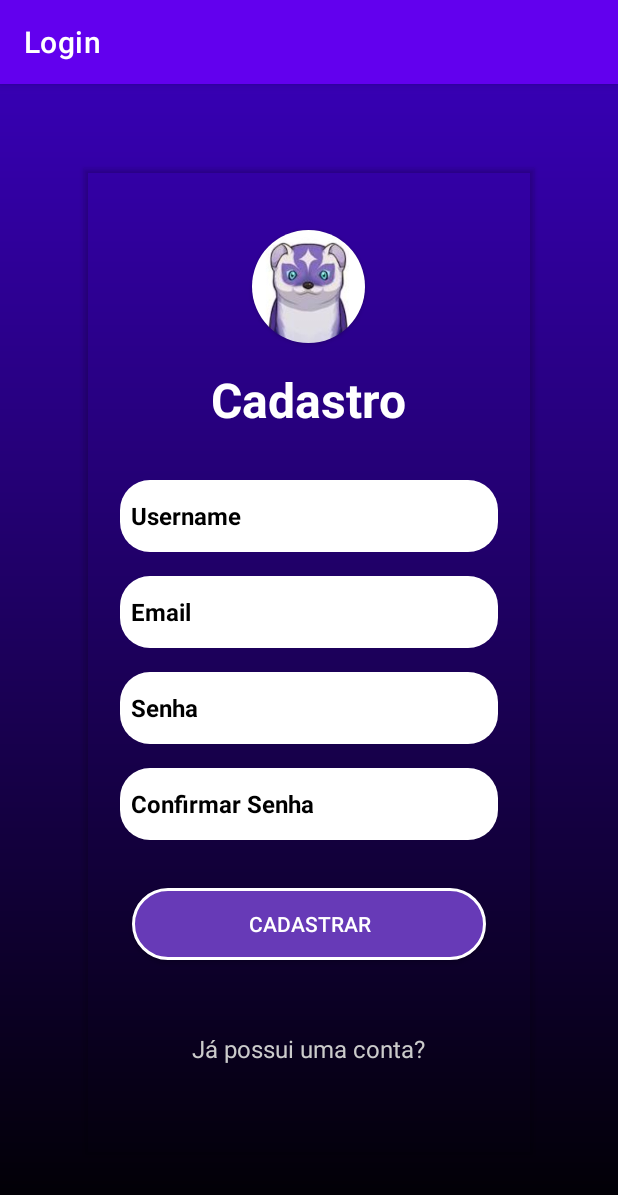
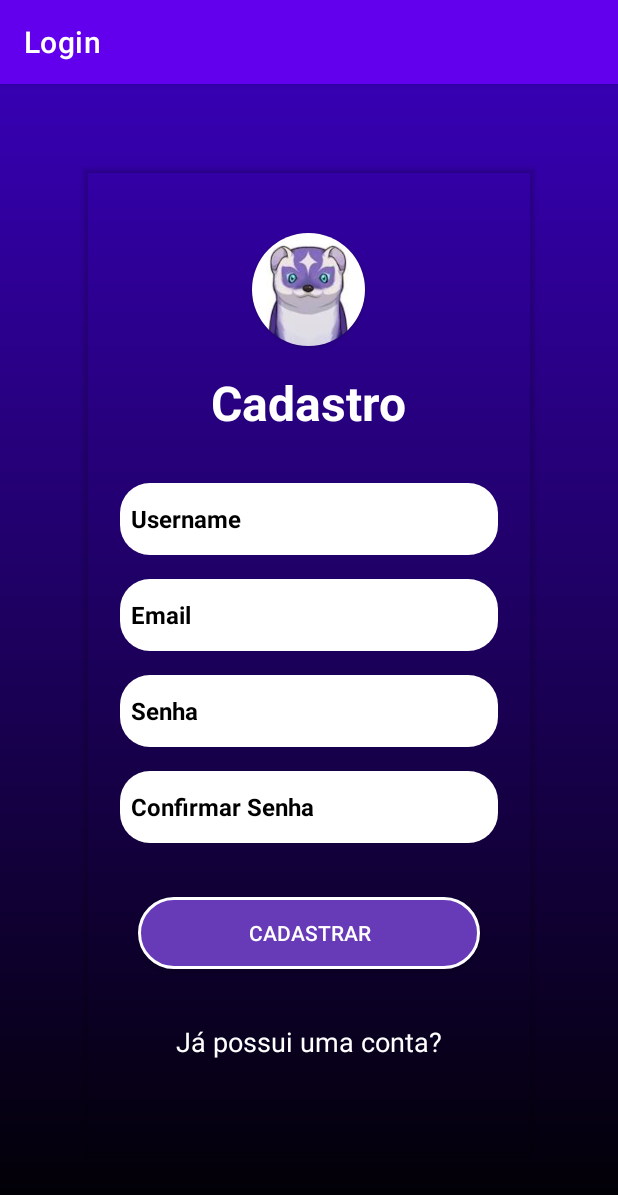
Before and after one commit to dizzgabizzz/ferret_CRUD2, an Android app: the SingUp screen opened directly, with no data from a screen before it, on a phone screen of 412 x 824 dp. Shown: the top 1195 px of the screen. Run offline under Robolectric (Android 15) with nearby library versions, the phone set to English and light mode, and no system bars.

Commit message:
Add files via upload

```diff
--- a/src/main/java/com/example/ferret/Login.java
+++ b/src/main/java/com/example/ferret/Login.java
@@ -107,6 +107,7 @@ public class Login extends AppCompatActivity {
         }
     }
 
+
     private void showSignUp(){
         Intent mIntent = new Intent(getApplicationContext() , SingUp.class);
         startActivity(mIntent);
--- a/src/main/res/layout/cadastro.xml
+++ b/src/main/res/layout/cadastro.xml
@@ -5,8 +5,13 @@
     android:layout_width="match_parent"
     android:layout_height="match_parent"
     android:layout_gravity="center"
+    android:focusable="true"
+    android:orientation="vertical"
+    android:focusableInTouchMode="false"
     android:background="@drawable/background"
     tools:context=".SingUp">
+
+
 
     <androidx.cardview.widget.CardView
         android:layout_width="match_parent"
@@ -53,6 +58,7 @@
             <com.google.android.material.textfield.TextInputEditText
                 style="@style/edit_text"
                 android:layout_height="48dp"
+                android:id="@+id/editText_User"
                 android:drawableStart="@drawable/ic_baseline_person_24"
                 android:textSize="16sp"
                 android:hint="@string/Nome"
@@ -61,6 +67,7 @@
             <com.google.android.material.textfield.TextInputEditText
                 style="@style/edit_text"
                 android:layout_height="48dp"
+                android:id="@+id/editText_email"
                 android:drawableStart="@drawable/ic_baseline_person_24"
                 android:textSize="16sp"
                 android:hint="@string/Email" />
@@ -69,6 +76,7 @@
                 style="@style/edit_text"
                 android:layout_height="48dp"
                 android:textSize="16sp"
+                android:id="@+id/editText_password"
                 android:drawableStart="@drawable/ic_baseline_person_24"
                 android:hint="@string/Senha" />
 
@@ -76,29 +84,30 @@
                 style="@style/edit_text"
                 android:layout_height="48dp"
                 android:textSize="16sp"
+                android:id="@+id/editText_password2"
                 android:drawableStart="@drawable/ic_baseline_person_24"
                 android:hint="@string/Confirmar" />
 
             <androidx.appcompat.widget.AppCompatButton
                 android:layout_width="match_parent"
+                android:id="@+id/button_sing_up"
                 android:layout_height="wrap_content"
-                android:layout_margin="32dp"
+                android:layout_margin="36dp"
                 android:background="@drawable/shape_button"
                 android:text="@string/Cadastrar"
                 android:textColor="@color/white" />
 
-            <TextView
-                android:layout_width="wrap_content"
+            <androidx.appcompat.widget.AppCompatTextView
+                android:id="@+id/btn_volta_login"
+                android:layout_width="match_parent"
                 android:layout_height="wrap_content"
-                android:layout_margin="16sp"
-                android:id="@+id/have_an_account"
+                android:layout_marginBottom="18dp"
                 android:text="@string/Voltar_Login"
-                android:textColor="@color/white02"
-                android:textSize="16sp" />
-
+                android:textAlignment="center"
+                android:textColor="@color/white"
+                android:textSize="18sp" />
 
         </LinearLayout>
-
 
     </androidx.cardview.widget.CardView>
 
```
Also changed, not shown: src/main/java/com/example/ferret/SingUp2.java (added, +133 -0 lines).
